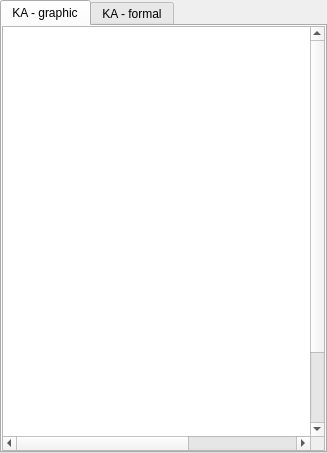
Above: RegularConvertor/finite_machine/fa_widget.ui from navrkald/regularConvertor before the change. Below: the same form after it.
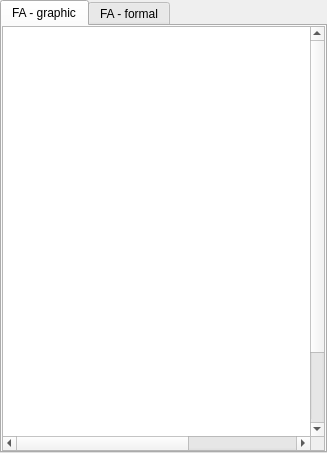
That is the form after the change.

```diff
--- a/RegularConvertor/finite_machine/fa_widget.ui
+++ b/RegularConvertor/finite_machine/fa_widget.ui
@@ -42,7 +42,7 @@
      </property>
      <widget class="QWidget" name="KA_diagram">
       <attribute name="title">
-       <string>KA - graphic</string>
+       <string>FA - graphic</string>
       </attribute>
       <layout class="QVBoxLayout" name="verticalLayout">
        <property name="spacing">
@@ -76,7 +76,7 @@
      </widget>
      <widget class="QWidget" name="KA_formal">
       <attribute name="title">
-       <string>KA - formal</string>
+       <string>FA - formal</string>
       </attribute>
       <layout class="QVBoxLayout" name="verticalLayout_2">
        <item>
```
